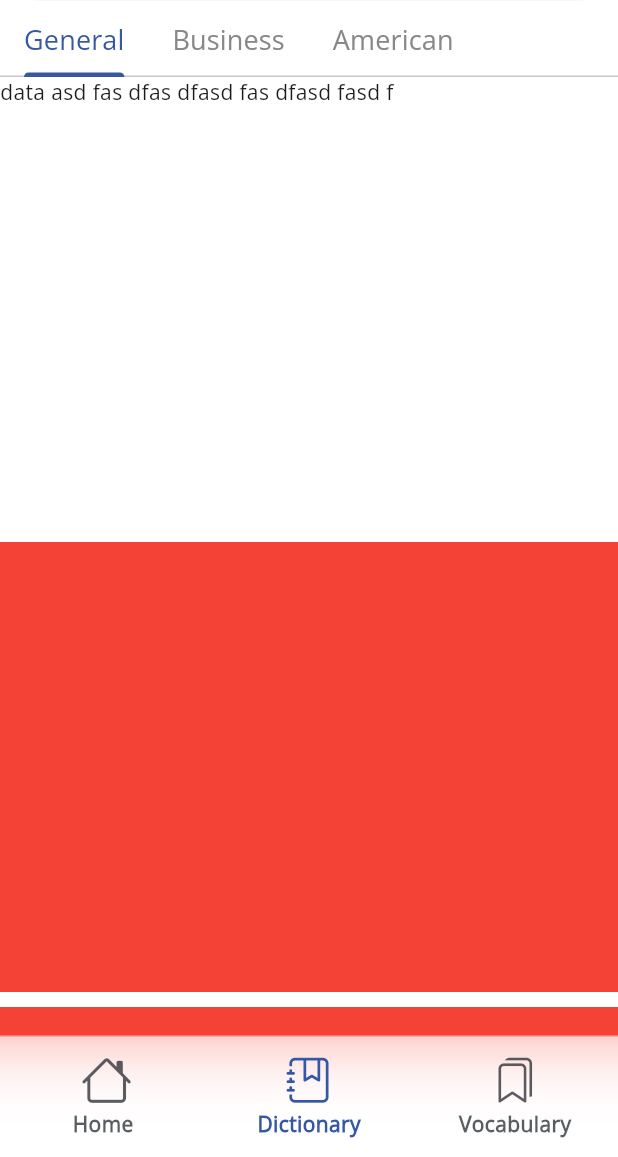
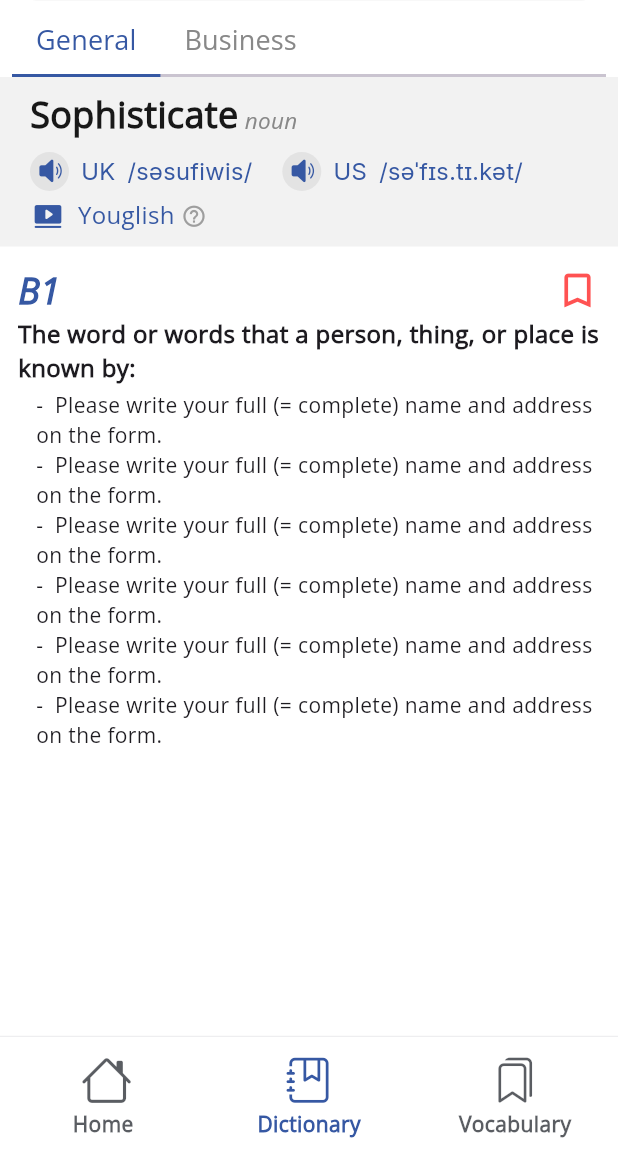
Before and after one commit to nguyenhuuthai-99/eng_dict, a Flutter app: the screen it shows after launch, item 2 of the bottom bar chosen, on a phone screen of 412 x 824 dp, the part 79-1236 px from its top. Run offline on Flutter 3.47's test engine with Material 3 defaults, Android fonts, the phone set to English and light mode, and no system bars; our stand-ins replace google_fonts, just_audio.

Commit message:
deffinition tab completed

```diff
--- a/lib/view/screens/dictionary_screen.dart
+++ b/lib/view/screens/dictionary_screen.dart
@@ -4,10 +4,14 @@ import 'package:eng_dict/view/component/glass_app_bar.dart';
 import 'package:eng_dict/view/component/search_bar.dart';
 import 'package:eng_dict/view/component/sliver_glass_app_bar.dart';
 import 'package:eng_dict/view/utils/constants.dart';
+import 'package:eng_dict/view/utils/custom_icon.dart';
+import 'package:eng_dict/view/widgets/word_title_box.dart';
 import 'package:flutter/material.dart';
 import 'package:flutter/rendering.dart';
+import 'package:just_audio/just_audio.dart';
 
 class DictionaryScreen extends StatelessWidget {
+  final numberOfTab = 2;
   final String screenId = "DictionaryScreen";
   DictionaryScreen({super.key});
 
@@ -17,8 +21,9 @@ class DictionaryScreen extends StatelessWidget {
       extendBodyBehindAppBar: true,
       backgroundColor: Colors.white,
       body: SafeArea(
+        bottom: false,
         child: DefaultTabController(
-          length: 3,
+          length: numberOfTab,
           child: NestedScrollView(
             headerSliverBuilder: (BuildContext context, bool innerBoxIsScrolled) {
               return [
@@ -34,16 +39,18 @@ class DictionaryScreen extends StatelessWidget {
                   pinned: true,
                   delegate: TabBarDelegate(
                     child: const TabBar(
+
+                      dividerHeight: 2,
                       tabAlignment: TabAlignment.start,
                       isScrollable: true,
                       tabs: [
                         Tab(text: "General",),
                         Tab(text: "Business",),
-                        Tab(text: "American",),
                       ],
                       unselectedLabelColor: Constant.kGreyText,
                       labelColor: Constant.kPrimaryColor,
                       padding: EdgeInsets.zero,
+                      indicatorSize: TabBarIndicatorSize.tab,
                       indicatorColor: Constant.kPrimaryColor,
                       labelStyle: TextStyle(
                         fontSize: 18,
@@ -58,36 +65,43 @@ class DictionaryScreen extends StatelessWidget {
             body: TabBarView(children: [
               ListView(
                 children: [
-                  Container(
-                    height: 300,
-                    child: Text("data asd fas dfas dfasd fas dfasd fasd f"),
-                  ),
-                  SizedBox(height: 10,),Container(
-                    height: 300,
-                    color: Colors.red,
-                  ),
-                  SizedBox(height: 10,),Container(
-                    height: 300,
-                    color: Colors.red,
-                  ),
-                  SizedBox(height: 10,),Container(
-                    height: 300,
-                    color: Colors.red,
-                  ),
-                  SizedBox(height: 10,),Container(
-                    height: 300,
-                    color: Colors.red,
-                  ),
-                  SizedBox(height: 10,),
+                  WordTitleBox(),
+                  Padding(
+                    padding: const EdgeInsets.only(top: Constant.kMarginMedium, left: Constant.kMarginMedium),
+                    child: Column(
+                      children: [
+                        Padding(
+                          padding: const EdgeInsets.only(right: 12.0),
+                          child: Row(
+                            children: [
+                              Expanded(child: Text("B1", style: TextStyle(fontSize: 24, fontWeight: FontWeight.bold, fontStyle: FontStyle.italic, color: Constant.kPrimaryColor),)),
+                              Icon(Icons.bookmark_outline, size: 30, color: Colors.redAccent,)
+                            ],
+                          ),
+                        ),
+                        Text("The word or words that a person, thing, or place is known by:", style: TextStyle(fontWeight: FontWeight.bold, fontSize: 16),),
+                        Padding(
+                          padding: const EdgeInsets.only(left: Constant.kMarginMedium, top: Constant.kMarginExtraSmall),
+                          child: Column(
+                            children: [
+                              Text("-  Please write your full (= complete) name and address on the form."),
+                              Text("-  Please write your full (= complete) name and address on the form."),
+                              Text("-  Please write your full (= complete) name and address on the form."),
+                              Text("-  Please write your full (= complete) name and address on the form."),
+                              Text("-  Please write your full (= complete) name and address on the form."),
+                              Text("-  Please write your full (= complete) name and address on the form."),
+                            ],
+                          ),
+                        )
 
-
+                      ],
+                    ),
+                  )
                 ],
-              ),Container(
+              )
+              ,Container(
                 color: Colors.blue,
                 child: Text("Business"),
-              ),Container(
-                color: Colors.green,
-                child: Text("American"),
               ),
             ]),
           ),
@@ -96,6 +110,7 @@ class DictionaryScreen extends StatelessWidget {
     );
   }
 }
+
 
 class TabBarDelegate extends SliverPersistentHeaderDelegate{
   final TabBar child;
@@ -107,7 +122,10 @@ class TabBarDelegate extends SliverPersistentHeaderDelegate{
     // TODO: implement build
     return Container(
       color: Colors.white,
-      child: child
+      child: Padding(
+        padding: const EdgeInsets.symmetric(horizontal: 8.0),
+        child: child,
+      )
     );
   }
 
--- a/lib/view/widgets/word_of_the_day_box.dart
+++ b/lib/view/widgets/word_of_the_day_box.dart
@@ -108,8 +108,9 @@ class IPAComponents extends StatelessWidget {
   Widget build(BuildContext context) {
     return GestureDetector(
       onTap: () async{
-        await playSound();
-        print("asdf");
+        if(canPlay){
+          await playSound();
+        }
       },
       child: Row(
         crossAxisAlignment: CrossAxisAlignment.center,
--- /dev/null
+++ b/lib/view/widgets/word_title_box.dart
@@ -0,0 +1,120 @@
+import 'package:eng_dict/view/utils/constants.dart';
+import 'package:eng_dict/view/utils/custom_icon.dart';
+import 'package:flutter/material.dart';
+import 'package:just_audio/just_audio.dart';
+
+class WordTitleBox extends StatelessWidget {
+  const WordTitleBox({
+    super.key,
+  });
+
+  @override
+  Widget build(BuildContext context) {
+    return Container(
+      color: Constant.kGreyBackground,
+      child: Padding(
+        padding: EdgeInsets.symmetric(horizontal: 20, vertical: Constant.kMarginSmall),
+        child: Column(
+          crossAxisAlignment: CrossAxisAlignment.start,
+          children: [
+            Padding(
+              padding: const EdgeInsets.only(bottom: Constant.kMarginSmall),
+              child: Row(
+                crossAxisAlignment: CrossAxisAlignment.baseline,
+                textBaseline: TextBaseline.alphabetic,
+                children: [
+                  Text("Sophisticate", style: TextStyle(fontSize: 24, color: Colors.black.withOpacity(0.9), fontWeight: FontWeight.bold),),
+                  SizedBox(width: Constant.kMarginExtraSmall,),
+                  Text("noun", style: TextStyle(color: Constant.kGreyText, fontStyle: FontStyle.italic, fontSize: 15),)
+                ],
+              ),
+            ),
+            Wrap(
+              spacing: 20, // Space between children
+              runSpacing: 8.0, // Space between rows
+              children: [
+                IPABox(IPA: "/səsufiwis/", accent: "UK"),
+                IPABox(IPA: "/səˈfɪs.tɪ.kət/", accent: "US"),
+              ],
+            ),
+            Padding(
+              padding: const EdgeInsets.only(top: Constant.kMarginExtraSmall, left: 1),
+              child: Row(
+                crossAxisAlignment: CrossAxisAlignment.center,
+                children: [
+                  Icon(CustomIcon.video, color: Constant.kPrimaryColor, size: 22,),
+                  Padding(
+                    padding: const EdgeInsets.only(bottom: 2.0),
+                    child: Text("  Youglish ", style: TextStyle(color: Constant.kPrimaryColor, fontSize: 16),),
+                  ),
+                  Icon(
+                    Icons.help_outline,
+                    size: 17,
+                    color: Colors.grey,
+                  )
+                ],
+              ),
+            )
+
+          ],
+        ),
+      ),
+    );
+  }
+}
+
+class IPABox extends StatelessWidget {
+  bool canPlay = false;
+  final String accent;
+  final String IPA;
+  String? soundURL;
+
+
+  IPABox({this.soundURL, required this.accent, required this.IPA}){
+    if(soundURL!=null){
+      canPlay = true;
+    }
+  }
+
+  Future<void> playSound()async {
+    final AudioPlayer audioPlayer = AudioPlayer();
+    String prefix = "https://dictionary.cambridge.org/";
+    String url = prefix + soundURL!;
+    try{
+      await audioPlayer.setUrl(url);
+      await audioPlayer.play();
+      await audioPlayer.dispose();
+    }on PlayerException catch(e){
+      print(e.message);
+
+    }
+
+  }
+
+  @override
+  Widget build(BuildContext context) {
+    return GestureDetector(
+      onTap: () async{
+        print("ádfasdf");
+        if (canPlay){
+          await playSound();
+        }
+      },
+      child: Wrap(
+        crossAxisAlignment: WrapCrossAlignment.center,
+        children: [
+          CircleAvatar(
+            child: Icon(CustomIcon.speaker, color: Constant.kPrimaryColor,),
+            backgroundColor: Color(0xffe3e3e3),
+            radius: 13,
+          ),
+          Padding(
+            padding: EdgeInsets.symmetric(horizontal: Constant.kMarginSmall),
+            child: Text(accent, style: TextStyle(color: Constant.kPrimaryColor, fontSize: 16, fontFamily: "Inter"),),
+          ),
+          Text(
+            IPA, style: TextStyle(color: Constant.kPrimaryColor, fontSize: 16, fontFamily: "Inter"),)],
+      ),
+    );
+  }
+}
```
